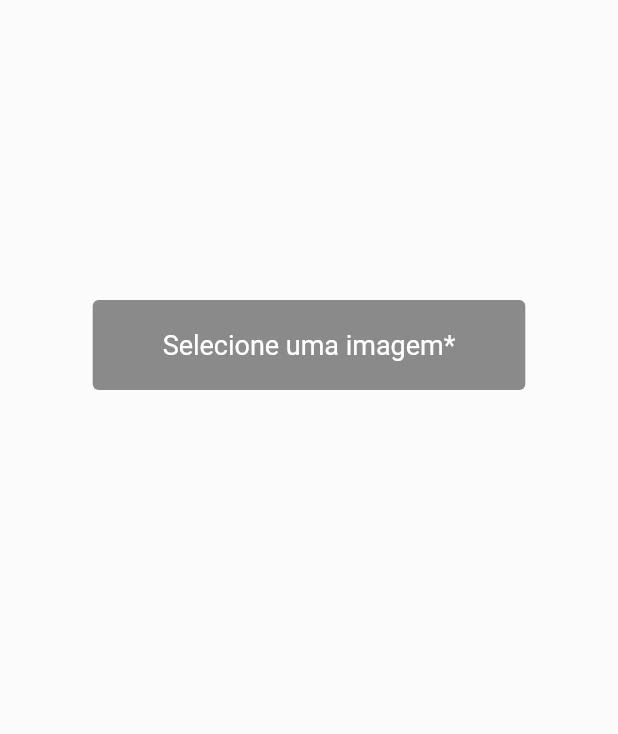
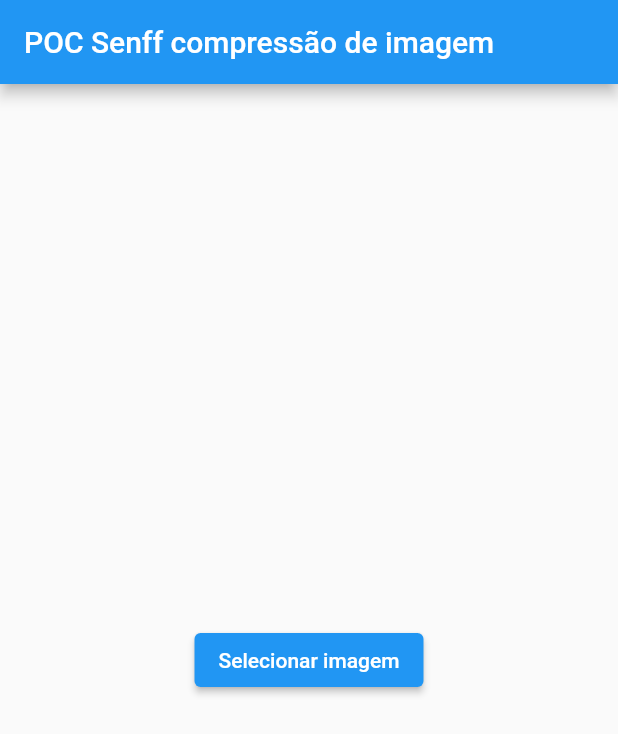
Before and after one commit to isaujr/reg_image_poc, a Flutter app: the screen it shows after launch, on a phone screen of 412 x 824 dp. Shown: the top 734 px of the screen. Run offline on Flutter 3.47's test engine with Material 2 defaults, Android fonts, the phone set to English and light mode, and no system bars; our stand-ins replace flutter_image_compress, image_picker.

```diff
--- a/lib/HomePage/home_page.dart
+++ b/lib/HomePage/home_page.dart
@@ -1,9 +1,10 @@
+import 'dart:convert';
 import 'dart:io';
 
 import 'package:flutter/material.dart';
+import 'package:flutter/services.dart';
 import 'package:image_picker/image_picker.dart';
-import 'dart:convert';
-import 'package:flutter/services.dart';
+import 'package:image_poc/ResultPage/result.page.dart';
 
 class HomePage extends StatefulWidget {
   const HomePage({super.key});
@@ -14,6 +15,7 @@ class HomePage extends StatefulWidget {
 
 class _HomePageState extends State<HomePage> {
   final ImagePicker _picker = ImagePicker();
+  late File originalFile;
 
   Future<String> _getBytes(String path) async {
     ByteData byteData = await rootBundle.load(path);
@@ -26,14 +28,21 @@ class _HomePageState extends State<HomePage> {
   void _captureImage() async {
     final XFile? pickedFile = await _picker.pickImage(
       source: ImageSource.camera,
+      // maxHeight: 1024,
+      // maxWidth: 720,
       imageQuality: 100,
     );
 
     if (pickedFile != null) {
-      File file = File(pickedFile.path);
-      int bytesFile = await file.length();
-      double realFileSizeMb = bytesFile / 1000000;
-      print("This file has ${realFileSizeMb.toStringAsFixed(2)}Mb");
+      originalFile = File(pickedFile.path);
+      Navigator.push(
+        context,
+        MaterialPageRoute(
+          builder: (_) => ResultPage(
+            originalFile: originalFile,
+          ),
+        ),
+      );
     }
   }
 
@@ -42,40 +51,13 @@ class _HomePageState extends State<HomePage> {
     Size size = MediaQuery.of(context).size;
 
     return Scaffold(
-      body: Container(
-        width: size.width,
-        height: size.height,
-        decoration: const BoxDecoration(
-          color: Colors.white24,
-        ),
-        child: Column(
-          // mainAxisAlignment: MainAxisAlignment.start,
-          children: [
-            const SizedBox(height: 200),
-            Center(
-              child: GestureDetector(
-                onTap: _captureImage,
-                child: Container(
-                  width: size.width * 0.7,
-                  height: 60,
-                  decoration: BoxDecoration(
-                    color: Colors.black45,
-                    borderRadius: BorderRadius.circular(4),
-                    // border: Border.all(color: Colors.black38),
-                  ),
-                  child: const Center(
-                    child: Text(
-                      'Selecione uma imagem*',
-                      style: TextStyle(
-                        fontSize: 18,
-                        color: Colors.white,
-                      ),
-                    ),
-                  ),
-                ),
-              ),
-            )
-          ],
+      appBar: AppBar(
+        title: Text('POC Senff compressão de imagem'),
+      ),
+      body: Center(
+        child: ElevatedButton(
+          onPressed: _captureImage,
+          child: Text('Selecionar imagem'),
         ),
       ),
     );
--- a/pubspec.yaml
+++ b/pubspec.yaml
@@ -37,6 +37,7 @@ dependencies:
   # Use with the CupertinoIcons class for iOS style icons.
   cupertino_icons: ^1.0.2
   image_picker: ^0.8.6
+  flutter_image_compress: ^1.1.3
 
 dev_dependencies:
   flutter_test:
```
Also changed, not shown: lib/ImagePickerExample/my_home_page.dart (deleted, +0 -428 lines), lib/ResultPage/result.page.dart (added, +191 -0 lines), pubspec.lock, 11 other files.
